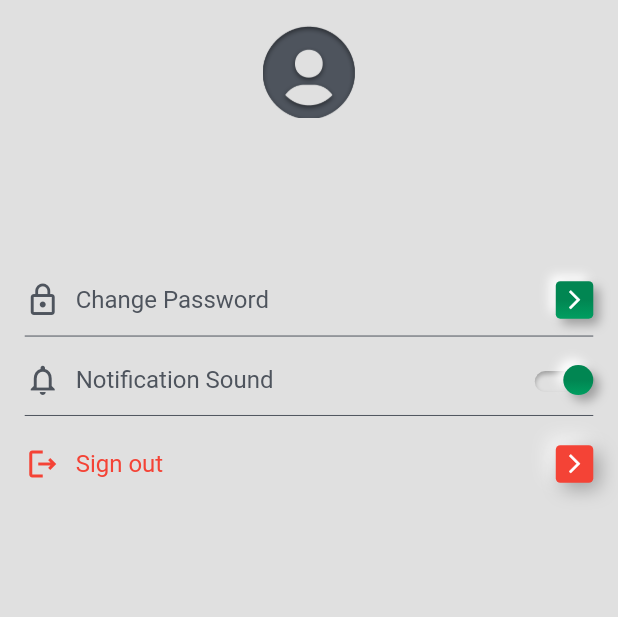
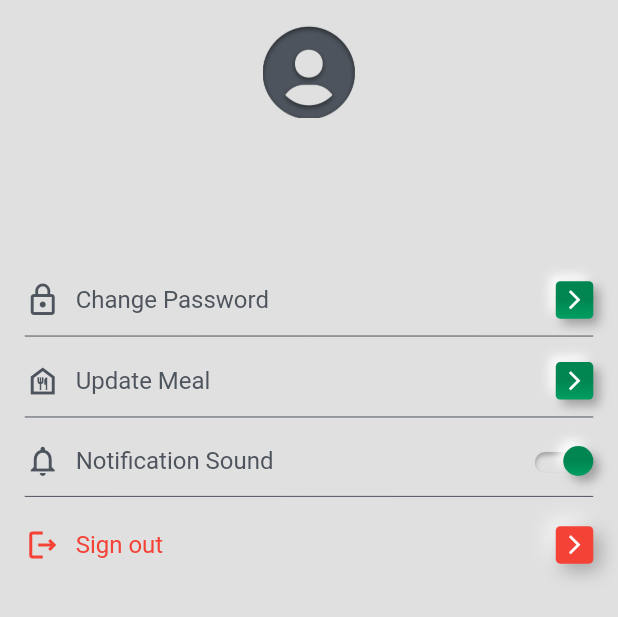
Before and after one commit to ralphbetta/promeal, a Flutter app: the SettingScreen widget shown alone on an empty page, opened directly, on a phone screen of 412 x 824 dp. Shown: the top 617 px of the screen. Run offline on Flutter 3.47's test engine with Material 2 defaults, Android fonts, the phone set to English and light mode, and no system bars; our stand-ins replace animate_do, animated_text_kit, audioplayers, dio, fluttertoast, qr_flutter and 2 more; missing offline and left inert: qr_code_scanner; accounts and stored records are empty; Roboto replaces fonts that are missing (Poppins).

Commit message:
started calender screen

```diff
--- a/lib/screen/setting.screen.dart
+++ b/lib/screen/setting.screen.dart
@@ -10,6 +10,7 @@ import 'package:promeal/provider/account.provider.dart';
 import 'package:promeal/provider/app.provider.dart';
 import 'package:promeal/provider/theme.provider.dart';
 import 'package:promeal/screen/changepassword.screen.dart';
+import 'package:promeal/screen/mealcalender.screen.dart';
 import 'package:provider/provider.dart';
 
 class SettingScreen extends StatelessWidget {
@@ -87,6 +88,49 @@ class SettingScreen extends StatelessWidget {
                   ),
                 ),
               ),
+                GestureDetector(
+                onTap: () {
+                  AppRoutes.push(context, MealCalenderScreen());
+                },
+                child: FadeInUp(
+                  child: Container(
+                    color: Theme.of(context).scaffoldBackgroundColor,
+                    child: Column(
+                      children: [
+                        Row(
+                          children: [
+                            Icon(
+                              Icons.food_bank_outlined,
+                              color: Theme.of(context).textTheme.bodyLarge!.color,
+                            ),
+                            const SizedBox(width: 10),
+                            Text("Update Meal", style: AppStyle.apply(context)),
+                            const Spacer(),
+                            const Extrude(
+                                radius: 3,
+                                primary: true,
+                                child: SizedBox(
+                                    height: 25,
+                                    width: 25,
+                                    child: Icon(
+                                      Icons.arrow_forward_ios,
+                                      size: 15,
+                                      color: Colors.white,
+                                    )))
+                          ],
+                        ),
+                        SizedBox(height: AppSize.height(0.8)),
+                        Divider(
+                          height: 10,
+                          color: Theme.of(context).textTheme.bodyLarge!.color,
+                        ),
+                        SizedBox(height: AppSize.height(1.5)),
+                      ],
+                    ),
+                  ),
+                ),
+              ),
+
               FadeInUp(
                 delay: Duration(milliseconds: thisDelay),
                 child: Column(
```
Also changed, not shown: lib/screen/mealcalender.screen.dart (added, +134 -0 lines).
